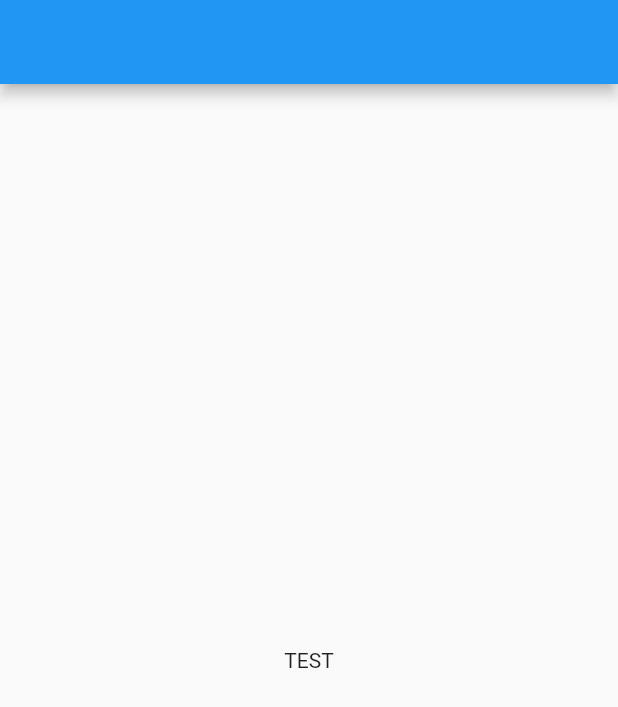
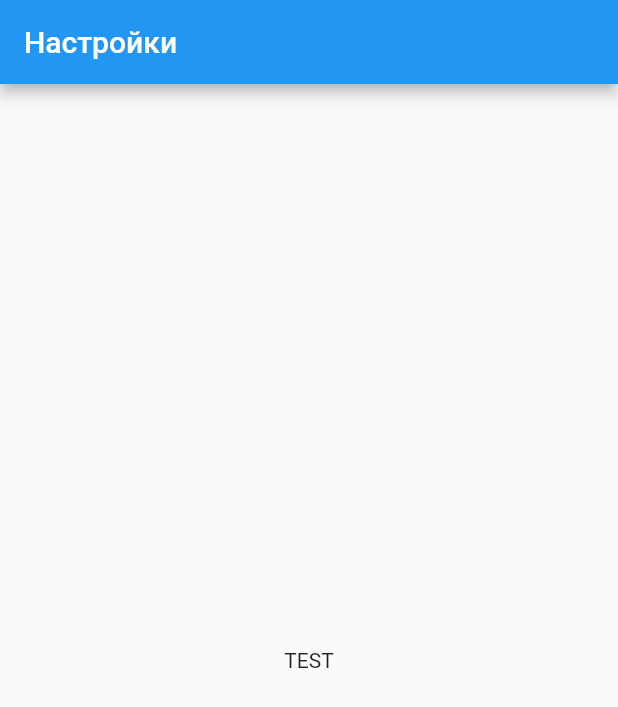
Before and after one commit to Alex-esc1/Flutter_TelegramProfile, a Flutter app: the screen it shows after launch, on a phone screen of 412 x 824 dp. Shown: the top 707 px of the screen. Run offline on Flutter 3.47's test engine with Material 2 defaults, Android fonts, the phone set to English and light mode, and no system bars.

Commit message:
Титульник для AppBar

```diff
--- a/app/lib/user_profile.dart
+++ b/app/lib/user_profile.dart
@@ -6,7 +6,9 @@ class UserProfile extends StatelessWidget {
   @override
   Widget build(BuildContext context) {
     return Scaffold(
-        appBar: AppBar(),
+        appBar: AppBar(
+          title: Text('Настройки'),
+        ),
         body: const Center(
           child: Text('TEST'),
         ));
```
